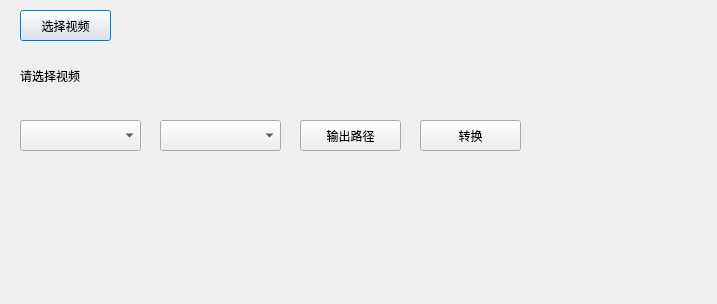
First picture: the form in VideoConversion.ui, repository 50th/video_conversion, before the edit.
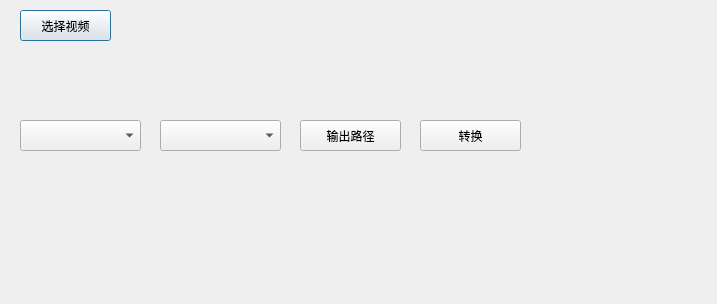
Second picture: the form after the edit.

Commit message:
增加视频信息数据类；修改视频信息正则匹配；
测试异步转换视频；

The edit to the form file:
```diff
--- a/VideoConversion.ui
+++ b/VideoConversion.ui
@@ -31,12 +31,12 @@
     <rect>
      <x>20</x>
      <y>60</y>
-     <width>351</width>
+     <width>671</width>
      <height>31</height>
     </rect>
    </property>
    <property name="text">
-    <string>请选择视频</string>
+    <string/>
    </property>
   </widget>
   <widget class="QComboBox" name="encode_comb_box">
```
The commit also changes 3 other files.
